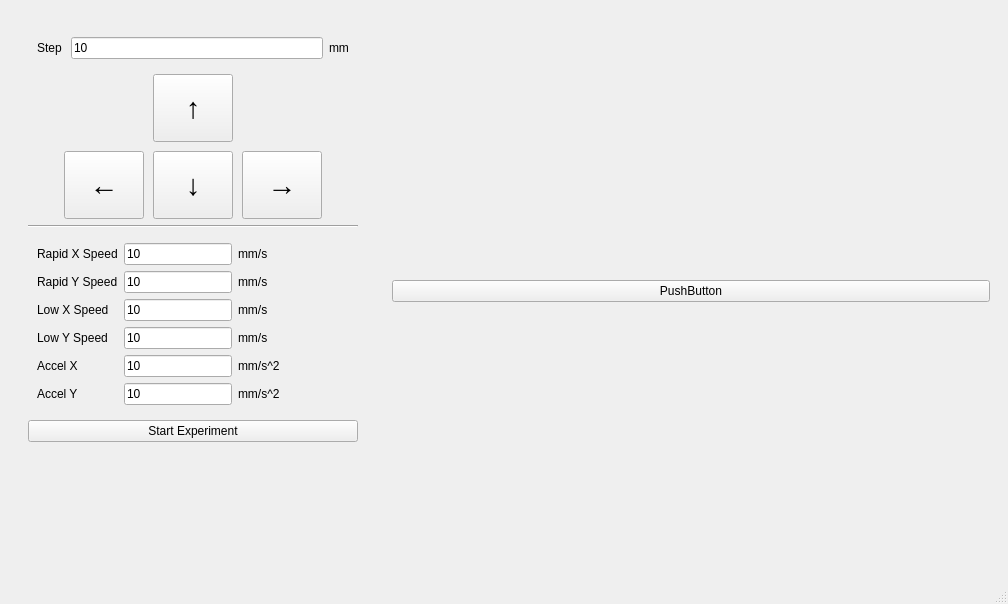
This is qt-desktop/burner/mainwindow.ui in savukhin/slyfox-burner-2 as Qt 5 draws it before an edit. The edited form follows.
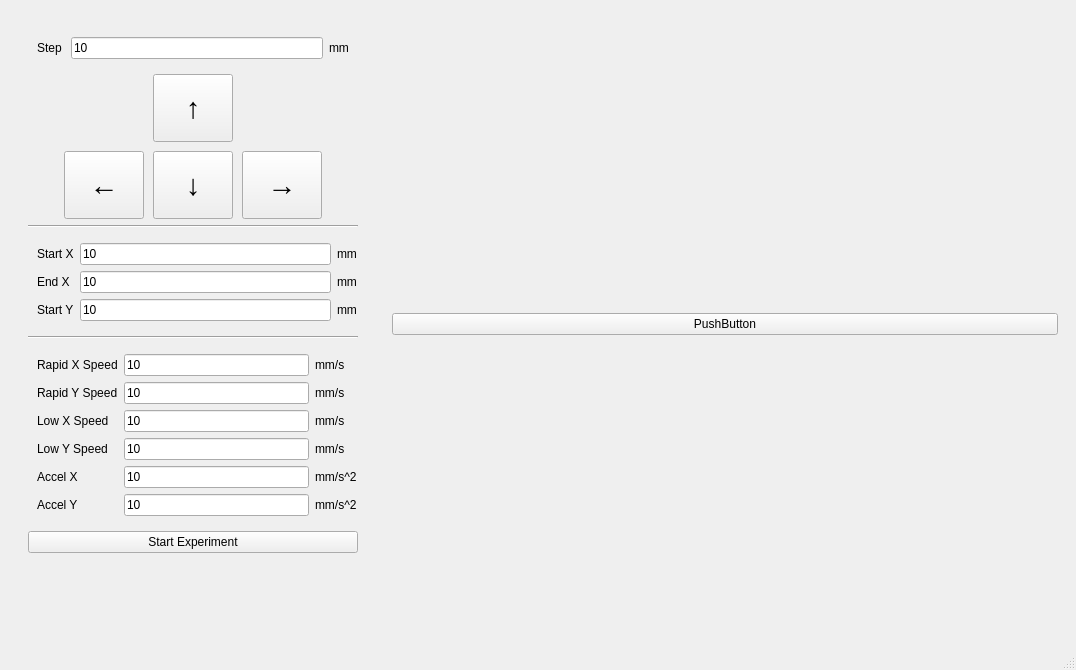
This is the edited form. The open tabs and pages were chosen to show the change.

The edit to the form file:
```diff
--- a/qt-desktop/burner/mainwindow.ui
+++ b/qt-desktop/burner/mainwindow.ui
@@ -6,8 +6,8 @@
    <rect>
     <x>0</x>
     <y>0</y>
-    <width>1008</width>
-    <height>604</height>
+    <width>1076</width>
+    <height>670</height>
    </rect>
   </property>
   <property name="minimumSize">
@@ -51,10 +51,15 @@
 	background-color: #FA9B2D;
 	border: 0px solid;
 	padding: 5px 5px;
+	border-radius: 7px;
 }
 
 QPushButton:hover {
 	background-color: red;
+}
+
+QPushButton:pressed {
+	background-color: gray;
 }</string>
    </property>
    <layout class="QHBoxLayout" name="horizontalLayout">
@@ -106,7 +111,7 @@
        <item>
         <widget class="QStackedWidget" name="stackedOptions">
          <property name="currentIndex">
-          <number>0</number>
+          <number>1</number>
          </property>
          <widget class="QWidget" name="page">
           <property name="styleSheet">
@@ -211,7 +216,7 @@
                 <x>0</x>
                 <y>0</y>
                 <width>348</width>
-                <height>498</height>
+                <height>589</height>
                </rect>
               </property>
               <property name="styleSheet">
@@ -305,27 +310,6 @@
                   <property name="spacing">
                    <number>9</number>
                   </property>
-                  <item row="1" column="2">
-                   <widget class="QPushButton" name="pushButton_3">
-                    <property name="sizePolicy">
-                     <sizepolicy hsizetype="Fixed" vsizetype="Fixed">
-                      <horstretch>0</horstretch>
-                      <verstretch>0</verstretch>
-                     </sizepolicy>
-                    </property>
-                    <property name="font">
-                     <font>
-                      <pointsize>22</pointsize>
-                     </font>
-                    </property>
-                    <property name="styleSheet">
-                     <string notr="true"/>
-                    </property>
-                    <property name="text">
-                     <string>→</string>
-                    </property>
-                   </widget>
-                  </item>
                   <item row="1" column="0">
                    <widget class="QPushButton" name="pushButton_4">
                     <property name="sizePolicy">
@@ -413,6 +397,121 @@
                     </property>
                    </widget>
                   </item>
+                  <item row="1" column="2">
+                   <widget class="QPushButton" name="pushButton_3">
+                    <property name="sizePolicy">
+                     <sizepolicy hsizetype="Fixed" vsizetype="Fixed">
+                      <horstretch>0</horstretch>
+                      <verstretch>0</verstretch>
+                     </sizepolicy>
+                    </property>
+                    <property name="font">
+                     <font>
+                      <pointsize>22</pointsize>
+                     </font>
+                    </property>
+                    <property name="styleSheet">
+                     <string notr="true"/>
+                    </property>
+                    <property name="text">
+                     <string>→</string>
+                    </property>
+                    <property name="checkable">
+                     <bool>false</bool>
+                    </property>
+                   </widget>
+                  </item>
+                 </layout>
+                </widget>
+               </item>
+               <item>
+                <widget class="Line" name="line_2">
+                 <property name="orientation">
+                  <enum>Qt::Horizontal</enum>
+                 </property>
+                </widget>
+               </item>
+               <item>
+                <widget class="QWidget" name="gridWidget" native="true">
+                 <layout class="QGridLayout" name="gridLayout_4">
+                  <property name="sizeConstraint">
+                   <enum>QLayout::SetNoConstraint</enum>
+                  </property>
+                  <property name="leftMargin">
+                   <number>9</number>
+                  </property>
+                  <property name="topMargin">
+                   <number>9</number>
+                  </property>
+                  <property name="rightMargin">
+                   <number>1</number>
+                  </property>
+                  <property name="bottomMargin">
+                   <number>9</number>
+                  </property>
+                  <item row="0" column="1">
+                   <widget class="QLineEdit" name="startXInput">
+                    <property name="text">
+                     <string>10</string>
+                    </property>
+                   </widget>
+                  </item>
+                  <item row="0" column="0">
+                   <widget class="QLabel" name="label_14">
+                    <property name="text">
+                     <string>Start X</string>
+                    </property>
+                   </widget>
+                  </item>
+                  <item row="1" column="1">
+                   <widget class="QLineEdit" name="endXInput">
+                    <property name="text">
+                     <string>10</string>
+                    </property>
+                   </widget>
+                  </item>
+                  <item row="1" column="0">
+                   <widget class="QLabel" name="label_15">
+                    <property name="text">
+                     <string>End X</string>
+                    </property>
+                   </widget>
+                  </item>
+                  <item row="0" column="2">
+                   <widget class="QLabel" name="label_13">
+                    <property name="text">
+                     <string>mm</string>
+                    </property>
+                   </widget>
+                  </item>
+                  <item row="2" column="1">
+                   <widget class="QLineEdit" name="startYInput">
+                    <property name="text">
+                     <string>10</string>
+                    </property>
+                   </widget>
+                  </item>
+                  <item row="2" column="0">
+                   <widget class="QLabel" name="label_16">
+                    <property name="text">
+                     <string>Start Y</string>
+                    </property>
+                   </widget>
+                  </item>
+                  <item row="1" column="2">
+                   <widget class="QLabel" name="label_17">
+                    <property name="text">
+                     <string>mm</string>
+                    </property>
+                   </widget>
+                  </item>
+                  <item row="2" column="2">
+                   <widget class="QLabel" name="label_18">
+                    <property name="text">
+                     <string>mm</string>
+                    </property>
+                   </widget>
+                  </item>
                  </layout>
                 </widget>
                </item>
@@ -429,14 +528,14 @@
                <item>
                 <widget class="QWidget" name="speeds_group" native="true">
                  <property name="sizePolicy">
-                  <sizepolicy hsizetype="Expanding" vsizetype="Fixed">
+                  <sizepolicy hsizetype="Preferred" vsizetype="Preferred">
                    <horstretch>0</horstretch>
                    <verstretch>0</verstretch>
                   </sizepolicy>
                  </property>
                  <layout class="QGridLayout" name="gridLayout_2">
                   <property name="sizeConstraint">
-                   <enum>QLayout::SetFixedSize</enum>
+                   <enum>QLayout::SetNoConstraint</enum>
                   </property>
                   <property name="rightMargin">
                    <number>1</number>
@@ -634,7 +733,7 @@
     <rect>
      <x>0</x>
      <y>0</y>
-     <width>1008</width>
+     <width>1076</width>
      <height>22</height>
     </rect>
    </property>
```
